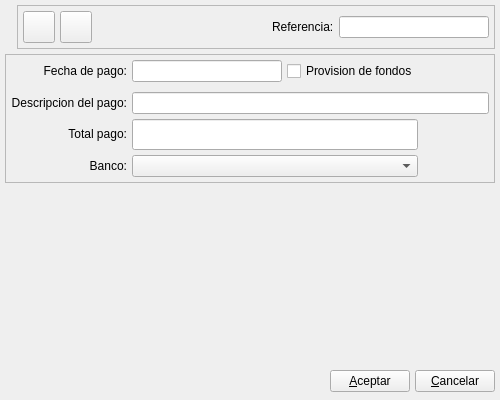
The window that bulmages/bulmafact/plugins/pluginbf_proveedorpago/pagobase.ui (eboladev/Bulmages-1) describes before a commit, drawn with Qt 5.
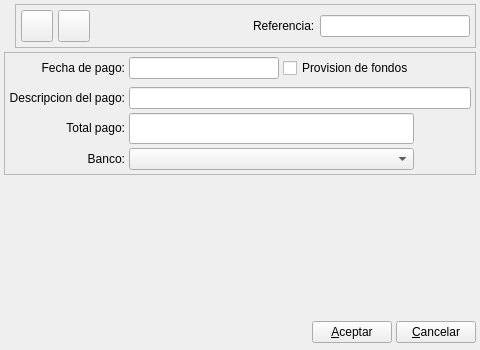
The same window after the commit. Icons and pictures are not drawn. Custom widgets are drawn as their Qt base class.

What changed in the file:
```diff
--- a/bulmages/bulmafact/plugins/pluginbf_proveedorpago/pagobase.ui
+++ b/bulmages/bulmafact/plugins/pluginbf_proveedorpago/pagobase.ui
@@ -7,14 +7,14 @@
    <rect>
     <x>0</x>
     <y>0</y>
-    <width>500</width>
-    <height>400</height>
+    <width>480</width>
+    <height>350</height>
    </rect>
   </property>
   <property name="minimumSize">
    <size>
-    <width>500</width>
-    <height>400</height>
+    <width>480</width>
+    <height>350</height>
    </size>
   </property>
   <property name="windowTitle">
@@ -26,15 +26,15 @@
   </property>
   <layout class="QGridLayout">
    <property name="margin">
-    <number>5</number>
+    <number>4</number>
    </property>
    <property name="spacing">
-    <number>5</number>
+    <number>4</number>
    </property>
    <item row="0" column="0">
     <layout class="QHBoxLayout" name="hbox1">
      <property name="spacing">
-      <number>5</number>
+      <number>4</number>
      </property>
      <property name="margin">
       <number>0</number>
@@ -114,8 +114,8 @@
           </property>
           <property name="iconSize">
            <size>
-            <width>32</width>
-            <height>32</height>
+            <width>22</width>
+            <height>22</height>
            </size>
           </property>
          </widget>
@@ -149,8 +149,8 @@
           </property>
           <property name="iconSize">
            <size>
-            <width>32</width>
-            <height>32</height>
+            <width>22</width>
+            <height>22</height>
            </size>
           </property>
          </widget>
@@ -218,10 +218,10 @@
      </property>
      <layout class="QGridLayout">
       <property name="margin">
-       <number>5</number>
+       <number>4</number>
       </property>
       <property name="spacing">
-       <number>5</number>
+       <number>4</number>
       </property>
       <item row="0" column="0">
        <widget class="QLabel" name="textLabel1_2_3">
@@ -423,7 +423,7 @@
    <item row="3" column="0">
     <layout class="QHBoxLayout" name="hbox2">
      <property name="spacing">
-      <number>5</number>
+      <number>4</number>
      </property>
      <property name="margin">
       <number>0</number>
```
